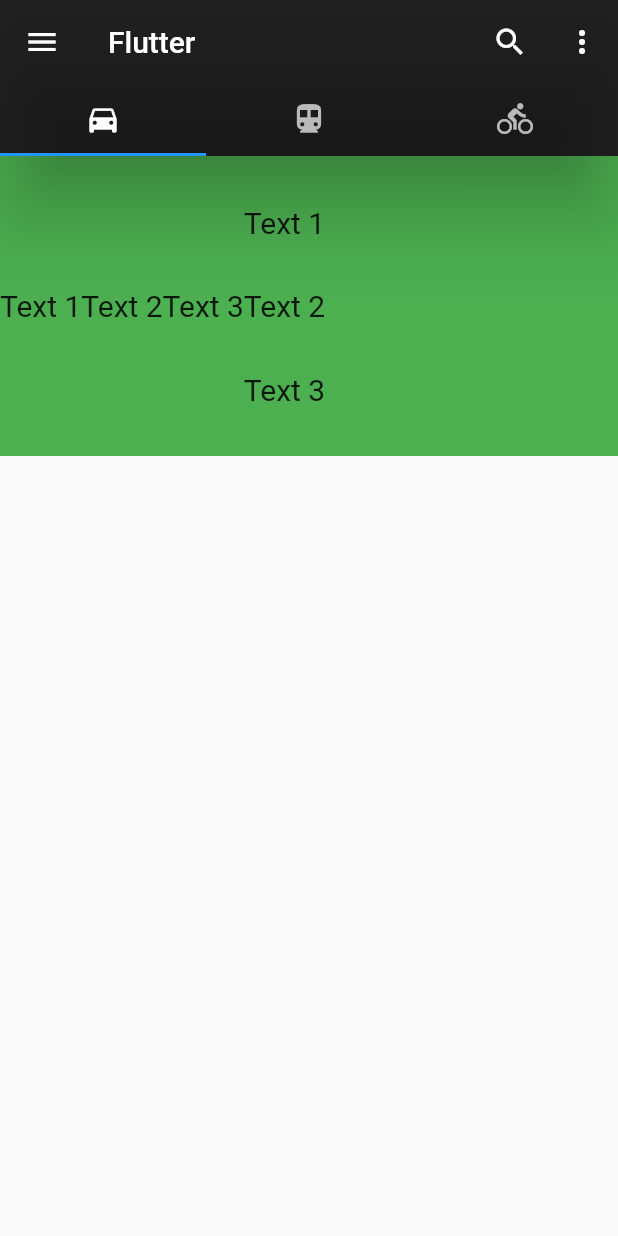
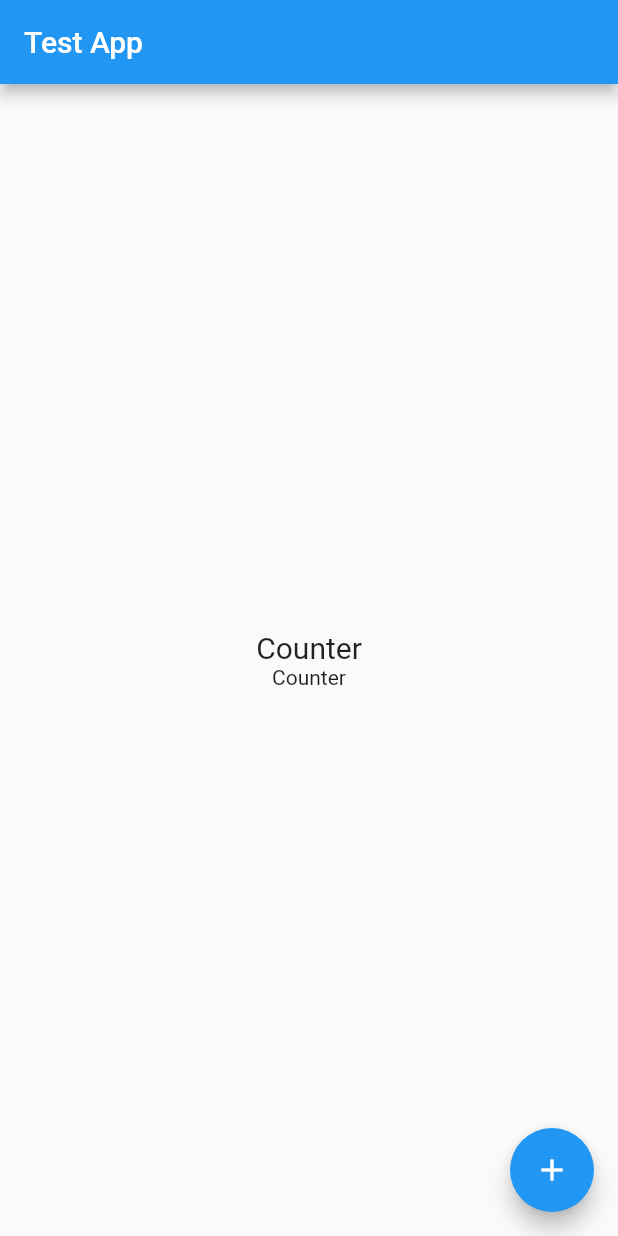
Before and after one commit to khimasanka/Flatter-app, a Flutter app: the screen it shows after launch, on a phone screen of 412 x 824 dp. Run offline on Flutter 3.47's test engine with Material 2 defaults, Android fonts, the phone set to English and light mode, and no system bars.

Commit message:
stateless with setState

```diff
--- a/lib/main.dart
+++ b/lib/main.dart
@@ -1,116 +1,75 @@
 import 'package:flutter/material.dart';
 
 void main() {
-  runApp(const MyApp());
+  runApp(App());
 }
 
-class MyApp extends StatelessWidget {
-  const MyApp({super.key});
-
+class App extends StatelessWidget {
   @override
   Widget build(BuildContext context) {
-    return MaterialApp(
-      debugShowCheckedModeBanner: false,
-      title: 'Flutter',
-      theme: ThemeData(
-        primarySwatch: Colors.blue,
-      ),
-      home: const MyHomePage(),
+    return const MaterialApp(
+      title: 'Test MaterialApp',
+      home: HomePage(),
     );
   }
 }
 
-class MyHomePage extends StatelessWidget {
-  const MyHomePage({Key? key}) : super(key: key);
+class HomePage extends StatefulWidget {
+  const HomePage({Key? key}) : super(key: key);
+
+  @override
+  State<HomePage> createState() => _HomePageState();
+}
+
+class _HomePageState extends State<HomePage> {
+  int _count = 0;
+
+  void clicked() {
+    setState(() {
+      _count = _count + 1;
+      print('$_count');
+    });
+  }
 
   @override
   Widget build(BuildContext context) {
-    return DefaultTabController(
-      length: 3,
-      child: Scaffold(
+    return Scaffold(
       appBar: AppBar(
-          title: const Text('Flutter'),
-          leading: IconButton(
-            icon: const Icon(Icons.menu),
-            onPressed: () {},
+        title: const Text('Test App'),
       ),
-          actions: [
-            IconButton(
-              icon: const Icon(Icons.search),
-              onPressed: () {},
-            ),
-            IconButton(
-              icon: const Icon(Icons.more_vert),
-              onPressed: () {},
-            ),
-          ],
-          bottom: const TabBar(
-            tabs: [
-              Tab(
-                icon: Icon(Icons.directions_car),
-              ),
-              Tab(
-                icon: Icon(Icons.directions_transit),
-              ),
-              Tab(icon: Icon(Icons.directions_bike)),
-            ],
-          ),
-          elevation: 22.0,
-          backgroundColor: Colors.black87,
-        ),
-        body: Container(
-          height: 200,
-          color: Colors.green,
-          child: Row(
-            children: [
-              const Text(
-                'Text 1',
-                style: TextStyle(fontSize: 20),
-              ),
-              const Text(
-                'Text 2',
-                style: TextStyle(fontSize: 20),
-              ),
-              const Text(
-                'Text 3',
-                style: TextStyle(fontSize: 20),
-              ),
-              Column(
-                mainAxisAlignment: MainAxisAlignment.spaceEvenly,
+      body: Center(
+        child: Column(
+          mainAxisAlignment: MainAxisAlignment.center,
           children: const [
             Text(
-                    'Text 1',
+              'Counter',
               style: TextStyle(fontSize: 20),
             ),
             Text(
-                    'Text 2',
-                    style: TextStyle(fontSize: 20),
+                'Counter'
             ),
-                  Text(
-                    'Text 3',
-                    style: TextStyle(fontSize: 20),
-                  ),
-                ],
-              )
           ],
         ),
       ),
+      floatingActionButton: FloatingActionButton(
+        child: const Icon(Icons.add),
+        onPressed: () {
+          clicked();
+        },
       ),
     );
   }
 }
 
-Widget tab1() {
-  return Container(
-    padding: const EdgeInsets.only(top: 20.0, left: 20.0),
-    width: double.infinity,
-    color: Colors.red,
-    child: const Text(
-      'Car Widget Text',
-      style: TextStyle(
-        fontSize: 20.0,
-        fontWeight: FontWeight.bold,
-      ),
-    ),
-  );
+/*
+class HomePage extends StatelessWidget {
+  const HomePage({super.key});
+
+  @override
+  Widget build(BuildContext context) {
+
+
+    return
   }
+}
+*/
```
Lines whose indentation alone changed are shown as unchanged.
